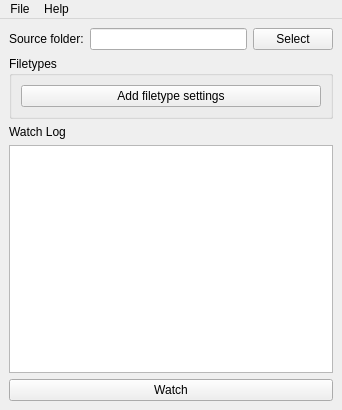
This is copydog-qt/src/mainwindow.ui in TheNumerus/asset-manager as Qt 5 draws it before an edit. The edited form follows.
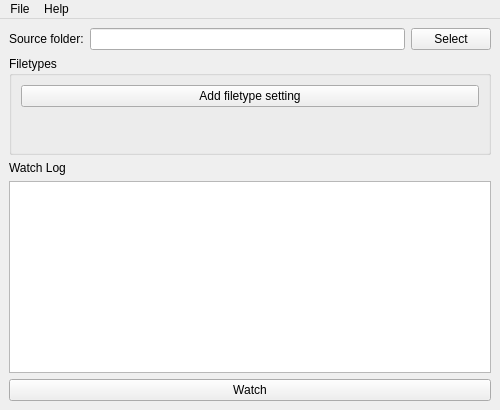
This is the edited form. Icons and pictures are not drawn.

```diff
--- a/copydog-qt/src/mainwindow.ui
+++ b/copydog-qt/src/mainwindow.ui
@@ -6,7 +6,7 @@
    <rect>
     <x>0</x>
     <y>0</y>
-    <width>342</width>
+    <width>500</width>
     <height>410</height>
    </rect>
   </property>
@@ -55,7 +55,7 @@
        <item>
         <widget class="QPushButton" name="addFiletypeButton">
          <property name="text">
-          <string>Add filetype settings</string>
+          <string>Add filetype setting</string>
          </property>
          <property name="icon">
           <iconset theme="list-add"/>
@@ -63,7 +63,20 @@
         </widget>
        </item>
        <item>
-        <layout class="QVBoxLayout" name="extensionList"/>
+        <widget class="QTabWidget" name="extensionTabs">
+         <property name="tabShape">
+          <enum>QTabWidget::Rounded</enum>
+         </property>
+         <property name="currentIndex">
+          <number>-1</number>
+         </property>
+         <property name="documentMode">
+          <bool>true</bool>
+         </property>
+         <property name="tabsClosable">
+          <bool>true</bool>
+         </property>
+        </widget>
        </item>
       </layout>
      </widget>
@@ -96,7 +109,7 @@
     <rect>
      <x>0</x>
      <y>0</y>
-     <width>342</width>
+     <width>500</width>
      <height>22</height>
     </rect>
    </property>
```
Left out of the diff: 23 changed lines with no effect on the pictures.
